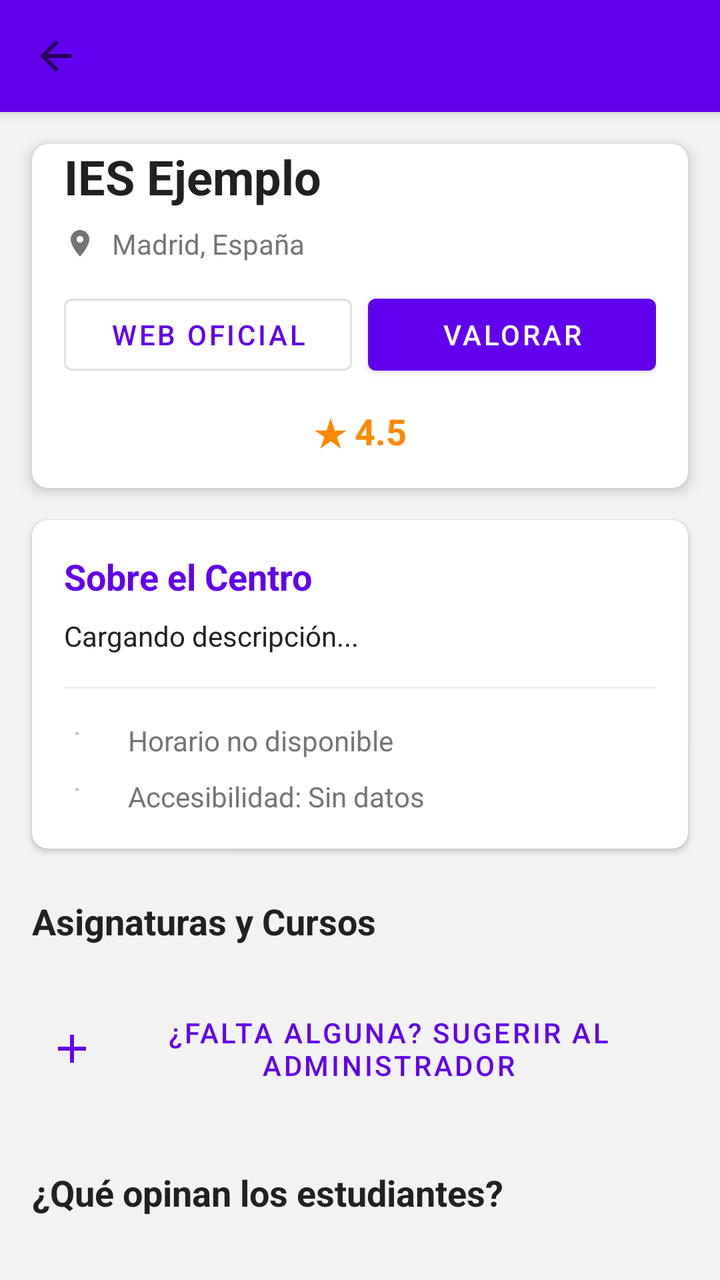
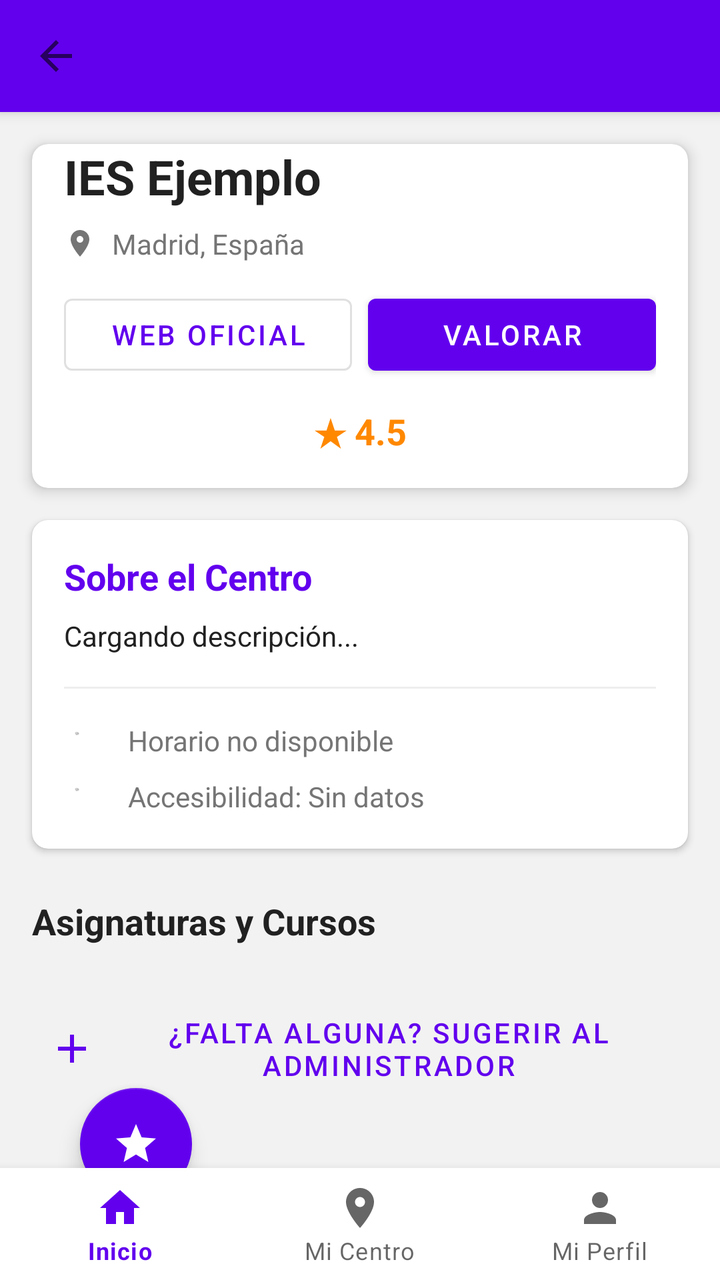

Screens rendered from an Android XML layout before and after an edit, with the pre-edit source and the edit as a unified diff.
<!-- AndroidManifest.xml: application theme Theme.StudyBro -->
<!-- res/layout/actividad_perfil_centro.xml -->
<?xml version="1.0" encoding="utf-8"?>
<androidx.coordinatorlayout.widget.CoordinatorLayout 
    xmlns:android="http://schemas.android.com/apk/res/android"
    xmlns:app="http://schemas.android.com/apk/res-auto"
    android:layout_width="match_parent"
    android:layout_height="match_parent"
    android:background="@color/background">

    
    <com.google.android.material.appbar.AppBarLayout
        android:layout_width="match_parent"
        android:layout_height="wrap_content">

        <androidx.appcompat.widget.Toolbar
            android:id="@+id/toolbar"
            android:layout_width="match_parent"
            android:layout_height="?attr/actionBarSize"
            android:background="@color/primary"
            app:titleTextColor="@color/on_primary"
            app:navigationIcon="@drawable/ic_arrow_back"/>
    </com.google.android.material.appbar.AppBarLayout>

    
    <androidx.core.widget.NestedScrollView
        android:layout_width="match_parent"
        android:layout_height="match_parent"
        app:layout_behavior="@string/appbar_scrolling_view_behavior">

        <LinearLayout
            android:layout_width="match_parent"
            android:layout_height="wrap_content"
            android:orientation="vertical">

            
            <com.google.android.material.card.MaterialCardView
                android:layout_width="match_parent"
                android:layout_height="wrap_content"
                android:layout_margin="@dimen/margin_medium"
                app:cardElevation="@dimen/card_elevation"
                app:cardCornerRadius="@dimen/card_corner_radius">

                <LinearLayout
                    android:layout_width="match_parent"
                    android:layout_height="wrap_content"
                    android:orientation="vertical"
                    android:paddingBottom="16dp">

                    
                    <TextView
                        android:id="@+id/tvCenterName"
                        android:layout_width="match_parent"
                        android:layout_height="wrap_content"
                        android:text="IES Ejemplo"
                        android:textSize="24sp"
                        android:textStyle="bold"
                        android:textColor="@color/text_primary"
                        android:layout_marginBottom="8dp"
                        android:layout_marginHorizontal="16dp"/>

                    
                    <LinearLayout
                        android:layout_width="match_parent"
                        android:layout_height="wrap_content"
                        android:orientation="horizontal"
                        android:gravity="center_vertical"
                        android:layout_marginBottom="12dp"
                        android:layout_marginHorizontal="16dp">

                        <ImageView
                            android:layout_width="16dp"
                            android:layout_height="16dp"
                            android:src="@drawable/ic_location"
                            app:tint="@color/text_secondary"/>

                        <TextView
                            android:id="@+id/tvLocation"
                            android:layout_width="wrap_content"
                            android:layout_height="wrap_content"
                            android:text="Madrid, España"
                            android:textSize="14sp"
                            android:textColor="@color/text_secondary"
                            android:layout_marginStart="8dp"/>
                    </LinearLayout>

                    
                     <LinearLayout
                        android:layout_width="match_parent"
                        android:layout_height="wrap_content"
                        android:orientation="horizontal"
                        android:layout_marginBottom="12dp"
                        android:layout_marginHorizontal="16dp">

                        <com.google.android.material.button.MaterialButton
                            android:id="@+id/btnWeb"
                            android:layout_width="0dp"
                            android:layout_height="wrap_content"
                            android:layout_weight="1"
                            android:text="Web Oficial"
                            style="@style/Widget.MaterialComponents.Button.OutlinedButton"
                            android:layout_marginEnd="8dp"/>
                        
                        <com.google.android.material.button.MaterialButton
                            android:id="@+id/btnValorar"
                            android:layout_width="0dp"
                            android:layout_height="wrap_content"
                            android:layout_weight="1"
                            android:text="Valorar"
                            style="@style/Widget.MaterialComponents.Button"/>
                    </LinearLayout>

                    
                    <LinearLayout
                        android:layout_width="match_parent"
                        android:layout_height="wrap_content"
                        android:orientation="horizontal"
                        android:gravity="center_vertical"
                        android:layout_marginHorizontal="16dp">
                        <TextView
                            android:id="@+id/tvRating"
                            android:layout_width="match_parent"
                            android:layout_height="wrap_content"
                            android:text="★ 4.5"
                            android:textSize="18sp"
                            android:textColor="@android:color/holo_orange_dark"
                            android:textStyle="bold"
                            android:gravity="center"/>
                    </LinearLayout>
                </LinearLayout>
            </com.google.android.material.card.MaterialCardView>

            
            <com.google.android.material.card.MaterialCardView
                android:layout_width="match_parent"
                android:layout_height="wrap_content"
                android:layout_marginHorizontal="@dimen/margin_medium"
                android:layout_marginBottom="@dimen/margin_medium"
                app:cardElevation="2dp"
                app:cardCornerRadius="@dimen/card_corner_radius">

                <LinearLayout
                    android:layout_width="match_parent"
                    android:layout_height="wrap_content"
                    android:orientation="vertical"
                    android:padding="16dp">

                    <TextView
                        android:layout_width="wrap_content"
                        android:layout_height="wrap_content"
                        android:text="Sobre el Centro"
                        android:textStyle="bold"
                        android:textSize="18sp"
                        android:textColor="@color/primary"
                        android:layout_marginBottom="8dp"/>

                    <TextView
                        android:id="@+id/tvDescription"
                        android:layout_width="match_parent"
                        android:layout_height="wrap_content"
                        android:text="Cargando descripción..."
                        android:textColor="@color/text_primary"
                        android:textSize="14sp"
                        android:layout_marginBottom="16dp"/>

                    <View 
                        android:layout_width="match_parent" 
                        android:layout_height="1dp" 
                        android:background="#EEEEEE"
                        android:layout_marginBottom="16dp"/>

                    
                    <LinearLayout
                        android:layout_width="match_parent"
                        android:layout_height="wrap_content"
                        android:orientation="horizontal"
                        android:gravity="center_vertical"
                        android:layout_marginBottom="8dp">
                        <ImageView
                            android:layout_width="20dp"
                            android:layout_height="20dp"
                            android:src="@drawable/ic_launcher_foreground"
                            app:tint="@color/text_secondary"/>
                        <TextView
                            android:id="@+id/tvSchedule"
                            android:layout_width="wrap_content"
                            android:layout_height="wrap_content"
                            android:text="Horario no disponible"
                            android:layout_marginStart="12dp"
                            android:textColor="@color/text_secondary"
                            android:textSize="14sp"/>
                    </LinearLayout>

                    
                    <LinearLayout
                        android:layout_width="match_parent"
                        android:layout_height="wrap_content"
                        android:orientation="horizontal"
                        android:gravity="center_vertical">
                        <ImageView
                            android:layout_width="20dp"
                            android:layout_height="20dp"
                            android:src="@drawable/ic_launcher_foreground"
                            app:tint="@color/text_secondary"/>
                        <TextView
                            android:id="@+id/tvAccessibility"
                            android:layout_width="wrap_content"
                            android:layout_height="wrap_content"
                            android:text="Accesibilidad: Sin datos"
                            android:layout_marginStart="12dp"
                            android:textColor="@color/text_secondary"
                            android:textSize="14sp"/>
                    </LinearLayout>
                </LinearLayout>
            </com.google.android.material.card.MaterialCardView>

            
            <TextView
                android:layout_width="wrap_content"
                android:layout_height="wrap_content"
                android:text="Asignaturas y Cursos"
                android:textSize="18sp"
                android:textStyle="bold"
                android:textColor="@color/text_primary"
                android:layout_marginStart="16dp"
                android:layout_marginTop="8dp"/>

            <androidx.recyclerview.widget.RecyclerView
                android:id="@+id/recyclerViewSpecialties"
                android:layout_width="match_parent"
                android:layout_height="wrap_content"
                android:nestedScrollingEnabled="false"
                android:padding="8dp"/>

            
            <com.google.android.material.button.MaterialButton
                android:id="@+id/btnSugerirEntidad"
                android:layout_width="match_parent"
                android:layout_height="wrap_content"
                android:layout_marginHorizontal="16dp"
                android:layout_marginTop="8dp"
                android:layout_marginBottom="16dp"
                android:text="¿Falta alguna? Sugerir al Administrador"
                style="@style/Widget.MaterialComponents.Button.TextButton"
                app:icon="@drawable/ic_add"/>

            
            <TextView
                android:layout_width="wrap_content"
                android:layout_height="wrap_content"
                android:text="¿Qué opinan los estudiantes?"
                android:textSize="18sp"
                android:textStyle="bold"
                android:textColor="@color/text_primary"
                android:layout_marginStart="16dp"
                android:layout_marginTop="16dp"/>

            <androidx.recyclerview.widget.RecyclerView
                android:id="@+id/recyclerViewReviews"
                android:layout_width="match_parent"
                android:layout_height="wrap_content"
                android:nestedScrollingEnabled="false"
                android:padding="8dp"/>

        </LinearLayout>
    </androidx.core.widget.NestedScrollView>

    
    <ProgressBar
        android:id="@+id/progressBar"
        android:layout_width="wrap_content"
        android:layout_height="wrap_content"
        android:layout_gravity="center"
        android:visibility="gone"/>

</androidx.coordinatorlayout.widget.CoordinatorLayout>
<!-- resources referenced by this layout -->
<resources>
  <color name="background">#F2F2F2</color>
  <color name="on_primary">#FFFFFF</color>
  <color name="primary">#6200EE</color>
  <color name="text_primary">#212121</color>
  <color name="text_secondary">#757575</color>
  <dimen name="card_corner_radius">8dp</dimen>
  <dimen name="card_elevation">4dp</dimen>
  <dimen name="margin_medium">16dp</dimen>
  <!-- drawable ic_add (drawable) -->
  <vector xmlns:android="http://schemas.android.com/apk/res/android"
      android:width="24dp"
      android:height="24dp"
      android:viewportWidth="24"
      android:viewportHeight="24"
      android:tint="?attr/colorControlNormal">
      <path
          android:fillColor="@android:color/white"
          android:pathData="M19,13h-6v6h-2v-6H5v-2h6V5h2v6h6v2z"/>
  </vector>
  <!-- drawable ic_arrow_back (drawable) -->
  <vector xmlns:android="http://schemas.android.com/apk/res/android"
      android:width="24dp"
      android:height="24dp"
      android:viewportWidth="24"
      android:viewportHeight="24"
      android:tint="?attr/colorControlNormal"
      android:autoMirrored="true">
      <path
          android:fillColor="@android:color/white"
          android:pathData="M20,11H7.83l5.59,-5.59L12,4l-8,8 8,8 1.41,-1.41L7.83,13H20v-2z"/>
  </vector>
  <!-- drawable ic_launcher_foreground (drawable) -->
  <vector xmlns:android="http://schemas.android.com/apk/res/android"
      android:width="108dp"
      android:height="108dp"
      android:viewportWidth="108"
      android:viewportHeight="108">
      <group android:scaleX="0.46"
          android:scaleY="0.46"
          android:translateX="29.16"
          android:translateY="29.16">
          <path
              android:fillColor="@color/primary"
              android:pathData="M12,3L1,9l4,2.18v6L12,21l7,-3.82v-6l2,-1.09V17h2V9L12,3zM18.82,9L12,12.72 5.18,9 12,5.28 18.82,9zM17,15.99l-5,2.73 -5,-2.73v-3.72L12,15l5,-2.73v3.72z"
              android:scaleX="4"
              android:scaleY="4"
              android:translateX="-2"
              android:translateY="-2"/>
      </group>
  </vector>
  <!-- drawable ic_location (drawable) -->
  <vector xmlns:android="http://schemas.android.com/apk/res/android"
      android:width="24dp"
      android:height="24dp"
      android:viewportWidth="24"
      android:viewportHeight="24"
      android:tint="?attr/colorControlNormal">
      <path
          android:fillColor="@android:color/white"
          android:pathData="M12,2C8.13,2 5,5.13 5,9c0,5.25 7,13 7,13s7,-7.75 7,-13c0,-3.87 -3.13,-7 -7,-7zM12,11.5c-1.38,0 -2.5,-1.12 -2.5,-2.5s1.12,-2.5 2.5,-2.5 2.5,1.12 2.5,2.5 -1.12,2.5 -2.5,2.5z"/>
  </vector>
  <string name="appbar_scrolling_view_behavior" translatable="false">com.google.android.material.appbar.AppBarLayout$ScrollingViewBehavior</string>
  <style name="Theme.StudyBro" parent="Theme.MaterialComponents.DayNight.DarkActionBar">
          
          <item name="colorPrimary">@color/purple_500</item>
          <item name="colorPrimaryVariant">@color/purple_700</item>
          <item name="colorOnPrimary">@color/white</item>
          
          <item name="colorSecondary">@color/teal_200</item>
          <item name="colorSecondaryVariant">@color/teal_700</item>
          <item name="colorOnSecondary">@color/black</item>
          
          <item name="android:statusBarColor">?attr/colorPrimaryVariant</item>
          
      </style>
  <color name="purple_500">#FF6200EE</color>
  <color name="purple_700">#FF3700B3</color>
  <color name="white">#FFFFFFFF</color>
  <color name="teal_200">#FF03DAC5</color>
  <color name="teal_700">#FF018786</color>
  <color name="black">#FF000000</color>
</resources>

<!-- the commit's change to res/layout/actividad_perfil_centro.xml (unified diff, before → after) -->
@@ -24,6 +24,8 @@
     <androidx.core.widget.NestedScrollView
         android:layout_width="match_parent"
         android:layout_height="match_parent"
+        android:paddingBottom="88dp"
+        android:clipToPadding="false"
         app:layout_behavior="@string/appbar_scrolling_view_behavior">
 
         <LinearLayout
@@ -271,4 +273,25 @@
         android:layout_gravity="center"
         android:visibility="gone"/>
 
+    
+    <com.google.android.material.floatingactionbutton.FloatingActionButton
+        android:id="@+id/fabGemini"
+        android:layout_width="wrap_content"
+        android:layout_height="wrap_content"
+        android:layout_margin="40dp"
+        android:src="@drawable/ic_star"
+        app:tint="@color/white"
+        app:backgroundTint="@color/primary"
+        android:theme="@style/Theme.MaterialComponents.DayNight"
+        app:layout_anchor="@id/bottomNavigation"
+        app:layout_anchorGravity="top|start"/>
+
+    <com.google.android.material.bottomnavigation.BottomNavigationView
+        android:id="@+id/bottomNavigation"
+        android:layout_width="match_parent"
+        android:layout_height="wrap_content"
+        android:layout_gravity="bottom"
+        android:background="@color/surface"
+        app:menu="@menu/menu_bottom_nav" />
+
 </androidx.coordinatorlayout.widget.CoordinatorLayout>
<!-- resource entries referenced after the edit -->
@@ -3,6 +3,7 @@
   <color name="background">#F2F2F2</color>
   <color name="on_primary">#FFFFFF</color>
   <color name="primary">#6200EE</color>
+  <color name="surface">#FFFFFF</color>
   <color name="text_primary">#212121</color>
   <color name="text_secondary">#757575</color>
   <dimen name="card_corner_radius">8dp</dimen>
@@ -61,8 +62,19 @@
           android:fillColor="@android:color/white"
           android:pathData="M12,2C8.13,2 5,5.13 5,9c0,5.25 7,13 7,13s7,-7.75 7,-13c0,-3.87 -3.13,-7 -7,-7zM12,11.5c-1.38,0 -2.5,-1.12 -2.5,-2.5s1.12,-2.5 2.5,-2.5 2.5,1.12 2.5,2.5 -1.12,2.5 -2.5,2.5z"/>
   </vector>
+  <!-- drawable ic_star (drawable) -->
+  <vector xmlns:android="http://schemas.android.com/apk/res/android"
+      android:width="24dp"
+      android:height="24dp"
+      android:tint="#FFFFFF"
+      android:viewportWidth="24"
+      android:viewportHeight="24">
+    <path
+        android:fillColor="@android:color/white"
+        android:pathData="M12,17.27L18.18,21l-1.64,-7.03L22,9.24l-7.19,-0.61L12,2 9.19,8.63 2,9.24l5.46,4.73L5.82,21z"/>
+  </vector>
   <string name="appbar_scrolling_view_behavior" translatable="false">com.google.android.material.appbar.AppBarLayout$ScrollingViewBehavior</string>
-  <style name="Theme.StudyBro" parent="Theme.MaterialComponents.DayNight.DarkActionBar">
+  <style name="Theme.StudyBro" parent="Theme.MaterialComponents.Light.DarkActionBar">
           
           <item name="colorPrimary">@color/purple_500</item>
           <item name="colorPrimaryVariant">@color/purple_700</item>
